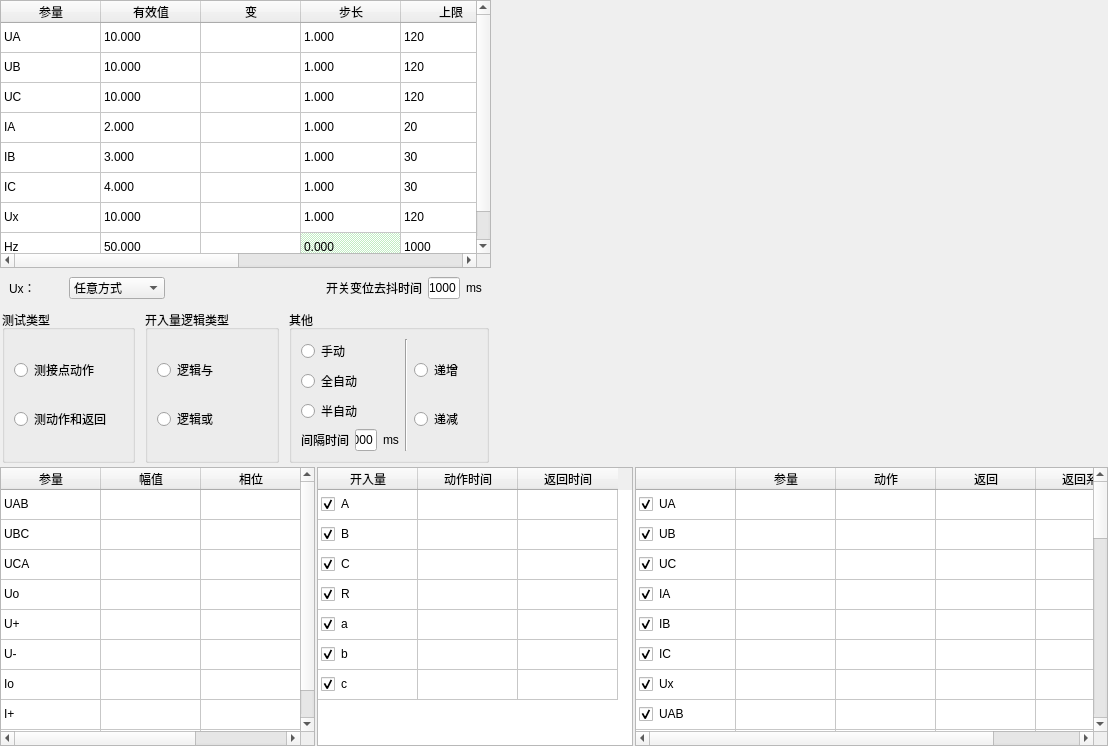
Old version of the form energy/ui/test01/ui_001.ui in the repository AgueroZzz/Electric-energy-detection.
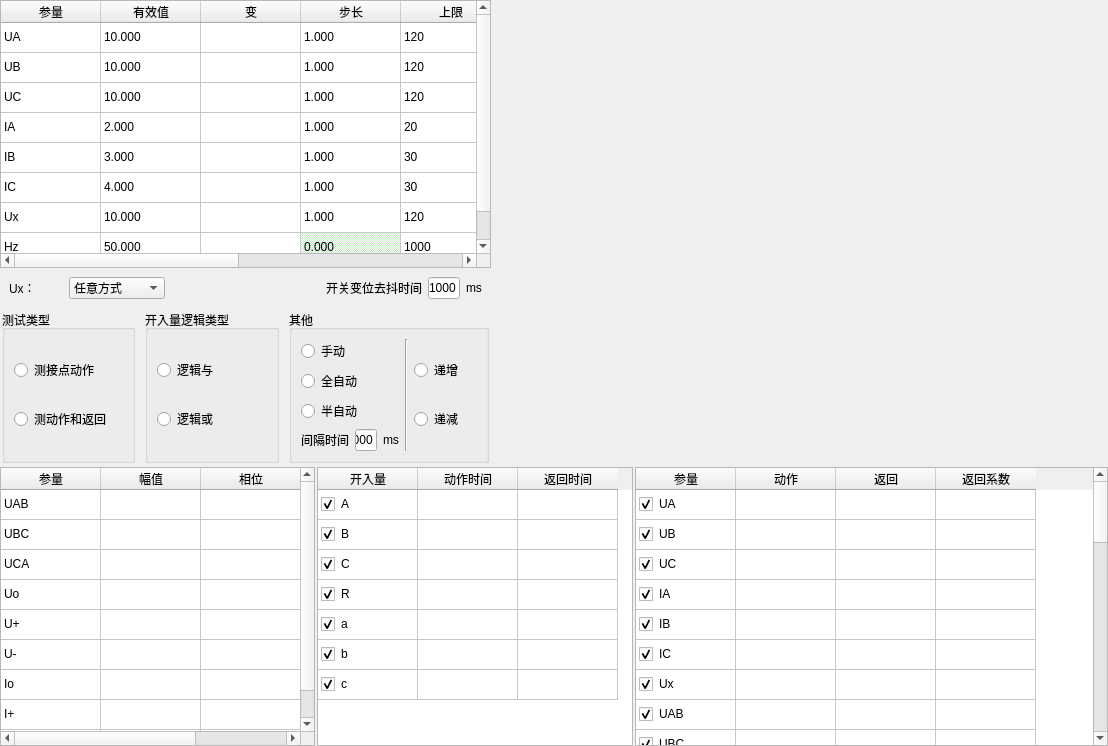
New version of the form.

The edit to the form file:
```diff
--- a/energy/ui/test01/ui_001.ui
+++ b/energy/ui/test01/ui_001.ui
@@ -1088,11 +1088,6 @@
        <row/>
        <row/>
        <row/>
-       <column>
-        <property name="text">
-         <string/>
-        </property>
-       </column>
        <column>
         <property name="text">
          <string>参量</string>
```
